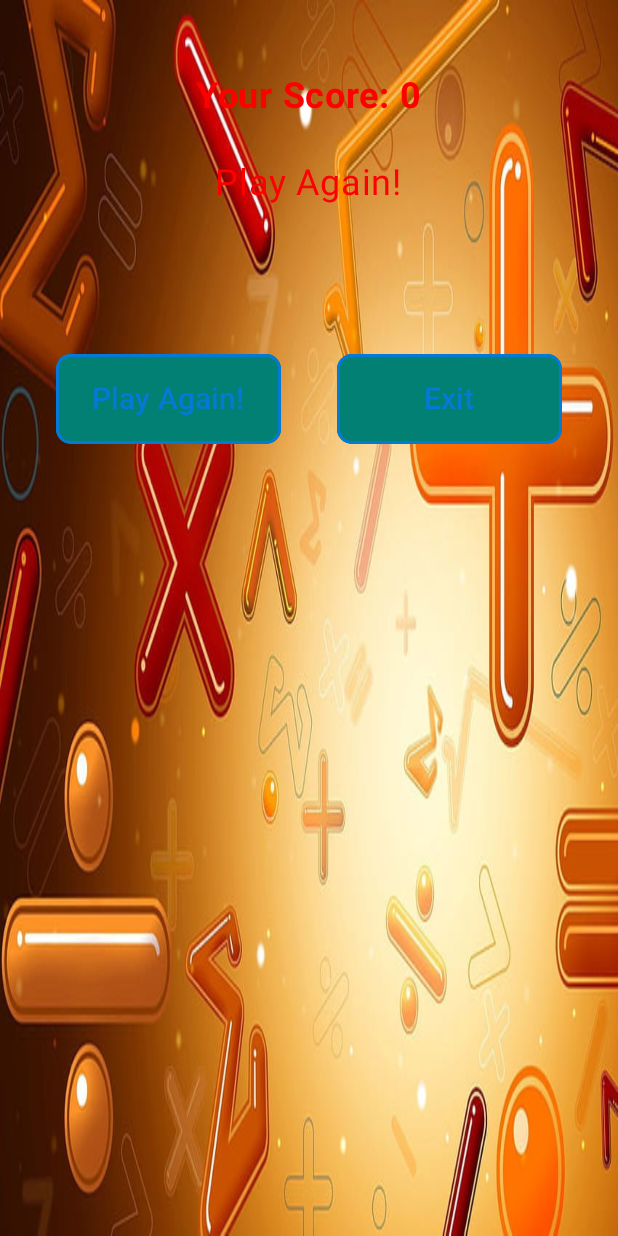
After one commit to aneeshlalwani/android-math-game, an Android app built with Jetpack Compose: the composable ResultPage called with empty values, on a phone screen of 412 x 824 dp. The commit adds this screen. Run offline under Robolectric (Android 15) with nearby library versions, the phone set to English and light mode, and no system bars; our stand-ins replace accompanist.

Commit message:
result page added

```diff
--- a/app/src/main/java/com/example/mathgame/MainActivity.kt
+++ b/app/src/main/java/com/example/mathgame/MainActivity.kt
@@ -56,5 +56,18 @@ fun MyNavigation() {
             }
         }
 
+        composable(
+            route = "ResultPage/{score}",
+            arguments = listOf(
+                navArgument("score"){type = NavType.IntType}
+            )
+        ){
+            val userScore = it.arguments?.getInt("score")
+
+            userScore?.let{ score ->
+                ResultPage(navController = navController, score = score )
+            }
+        }
+
     }
 }
--- /dev/null
+++ b/app/src/main/java/com/example/mathgame/ResultPage.kt
@@ -0,0 +1,105 @@
+package com.example.mathgame
+
+import android.app.Activity
+import androidx.compose.foundation.BorderStroke
+import androidx.compose.foundation.layout.Arrangement
+import androidx.compose.foundation.layout.Column
+import androidx.compose.foundation.layout.Row
+import androidx.compose.foundation.layout.Spacer
+import androidx.compose.foundation.layout.fillMaxSize
+import androidx.compose.foundation.layout.fillMaxWidth
+import androidx.compose.foundation.layout.height
+import androidx.compose.foundation.layout.size
+import androidx.compose.foundation.shape.RoundedCornerShape
+import androidx.compose.material3.Button
+import androidx.compose.material3.ButtonDefaults
+import androidx.compose.material3.Text
+import androidx.compose.runtime.Composable
+import androidx.compose.ui.Alignment
+import androidx.compose.ui.Modifier
+import androidx.compose.ui.draw.paint
+import androidx.compose.ui.graphics.Color
+import androidx.compose.ui.layout.ContentScale
+import androidx.compose.ui.platform.LocalContext
+import androidx.compose.ui.res.colorResource
+import androidx.compose.ui.res.painterResource
+import androidx.compose.ui.text.font.FontWeight
+import androidx.compose.ui.unit.dp
+import androidx.compose.ui.unit.sp
+import androidx.navigation.NavController
+import com.google.accompanist.systemuicontroller.rememberSystemUiController
+
+@Composable
+fun ResultPage(navController: NavController, score: Int) {
+    val systemUIController = rememberSystemUiController()
+    systemUIController.setStatusBarColor(color = colorResource(id = R.color.ice_blue))
+
+    val myContext = LocalContext.current as Activity
+
+    Column(
+        modifier = Modifier
+            .fillMaxSize()
+            .paint(
+                painter = painterResource(id = R.drawable.second),
+                contentScale = ContentScale.FillBounds
+            ),
+        horizontalAlignment = Alignment.CenterHorizontally
+    ) {
+        Spacer(modifier = Modifier.height(50.dp))
+        Text(
+            text = "Your Score: $score",
+            fontSize = 24.sp,
+            color = Color.Red,
+            fontWeight = FontWeight.Bold
+        )
+        Spacer(modifier = Modifier.height(30.dp))
+        Text(
+            text = "Play Again!",
+            fontSize = 24.sp,
+            color = Color.Red
+        )
+        Spacer(modifier = Modifier.height(100.dp))
+
+        Row(
+            modifier = Modifier.fillMaxWidth(),
+            horizontalArrangement = Arrangement.SpaceEvenly,
+            verticalAlignment = Alignment.CenterVertically
+        ) {
+            Button(
+                onClick = {
+                    navController.popBackStack(route = "FirstPage", inclusive = false)
+                },
+                modifier = Modifier.size(150.dp, 60.dp),
+                colors = ButtonDefaults.buttonColors(
+                    containerColor = colorResource(id = R.color.green)
+                ),
+                shape = RoundedCornerShape(10.dp),
+                border = BorderStroke(2.dp, color = colorResource(id = R.color.blue))
+            ) {
+                Text(
+                    text = "Play Again!",
+                    fontSize = 20.sp,
+                    color = colorResource(id = R.color.blue)
+                )
+            }
+
+            Button(
+                onClick = {
+                    myContext.finish()
+                },
+                modifier = Modifier.size(150.dp, 60.dp),
+                colors = ButtonDefaults.buttonColors(
+                    containerColor = colorResource(id = R.color.green)
+                ),
+                shape = RoundedCornerShape(10.dp),
+                border = BorderStroke(2.dp, color = colorResource(id = R.color.blue))
+            ) {
+                Text(
+                    text = "Exit",
+                    fontSize = 20.sp,
+                    color = colorResource(id = R.color.blue)
+                )
+            }
+        }
+    }
+}
--- a/app/src/main/java/com/example/mathgame/SecondPage.kt
+++ b/app/src/main/java/com/example/mathgame/SecondPage.kt
@@ -171,6 +171,10 @@ fun SecondPage (navController: NavController, category : String) {
 
                             if(life.value === 0){
                                 Toast.makeText(myContext, "Game Over!", Toast.LENGTH_SHORT).show()
+//                                open the result page
+                                navController.navigate("ResultPage/${score.value}"){
+                                    popUpTo("FirstPage"){inclusive = false}
+                                }
                             } else {
                                 val newResultList = generateQuestion(category)
                                 myQuestion.value = newResultList[0].toString()
```
